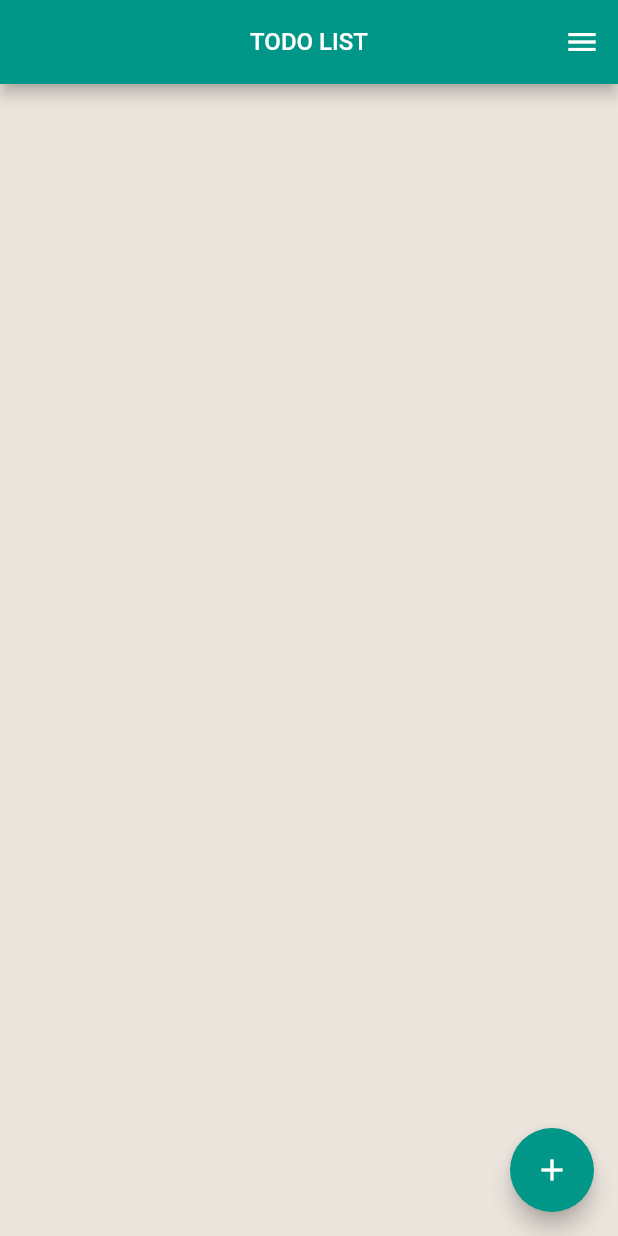
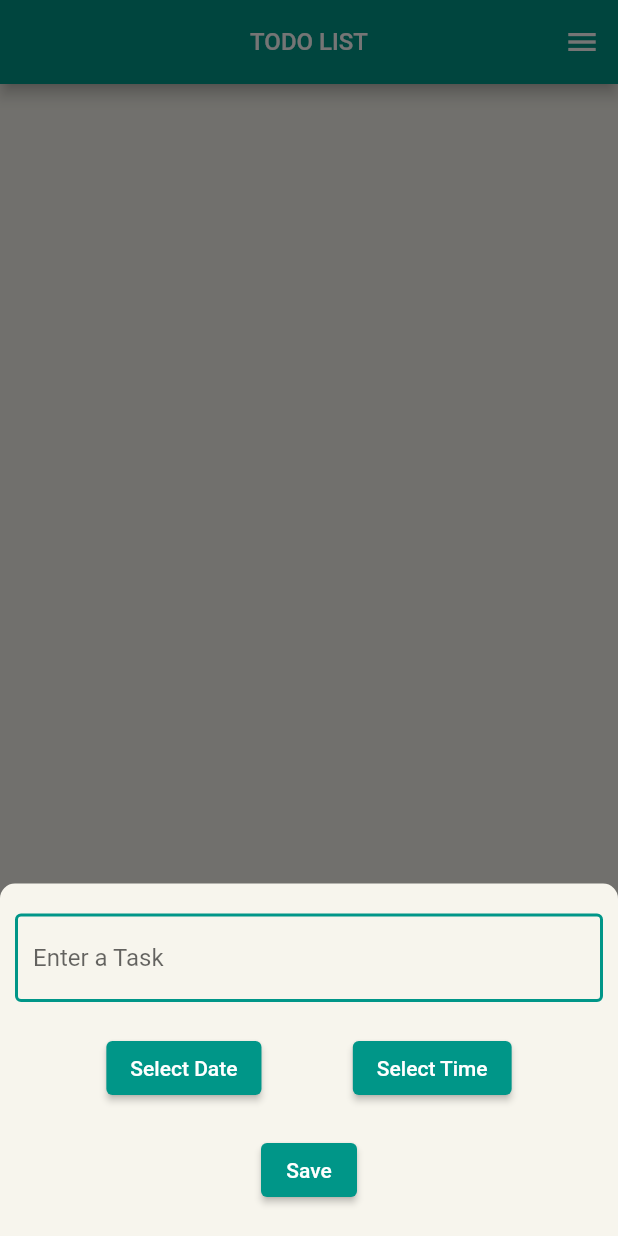
Before and after one commit to MuhammedAmjadK/to_do, a Flutter app: the screen it shows after launch, after a tap on the "add" icon, on a phone screen of 412 x 824 dp. Run offline on Flutter 3.47's test engine with Material 2 defaults, Android fonts, the phone set to English and light mode, and no system bars; drawn by our look-alikes of grouped_list.

Commit message:
UI part completed

```diff
--- /dev/null
+++ b/lib/Functions/create_todo.dart
@@ -0,0 +1,129 @@
+import 'package:flutter/material.dart';
+import 'package:intl/intl.dart';
+import 'package:to_do/Model/todo_item_model.dart';
+import 'package:to_do/Parameters/common_parameters.dart';
+
+createToDo(BuildContext context) {
+  final formKey = GlobalKey<FormState>();
+  TextEditingController _taskController = TextEditingController();
+  showModalBottomSheet(
+      context: context,
+      isScrollControlled: true,
+      backgroundColor: const Color(0xFFF7F5ED),
+      shape: const RoundedRectangleBorder(
+        borderRadius: BorderRadius.only(
+          topLeft: Radius.circular(10),
+          topRight: Radius.circular(10),
+        ),
+      ),
+      builder: (ctx) {
+        return StatefulBuilder(builder: (context, setState) {
+          return Padding(
+            padding: EdgeInsets.fromLTRB(
+                10, 20, 10, MediaQuery.of(context).viewInsets.bottom),
+            child: Form(
+              key: formKey,
+              child: Column(
+                mainAxisSize: MainAxisSize.min,
+                children: [
+                  TextFormField(
+                    controller: _taskController,
+                    onFieldSubmitted: (value) {
+                      formKey.currentState!.validate();
+                    },
+                    validator: (value) {
+                      return value!.trim().isNotEmpty
+                          ? null
+                          : 'Enter a task name';
+                    },
+                    decoration: const InputDecoration(
+                      hintText: "Enter a Task",
+                      enabledBorder: OutlineInputBorder(
+                        borderSide: BorderSide(
+                          color: Colors.teal,
+                          width: 2,
+                        ),
+                      ),
+                      focusedBorder: OutlineInputBorder(
+                        borderSide: BorderSide(
+                          color: Colors.teal,
+                          width: 2,
+                        ),
+                      ),
+                      errorBorder: OutlineInputBorder(
+                        borderSide: BorderSide(
+                          color: Colors.red,
+                          width: 2,
+                        ),
+                      ),
+                      focusedErrorBorder: OutlineInputBorder(
+                        borderSide: BorderSide(
+                          color: Colors.red,
+                          width: 2,
+                        ),
+                      ),
+                    ),
+                  ),
+                  const SizedBox(
+                    height: 20,
+                  ),
+                  Row(
+                    mainAxisAlignment: MainAxisAlignment.spaceEvenly,
+                    children: [
+                      ElevatedButton(
+                        onPressed: () async {
+                          selectedDate = await showDatePicker(
+                            context: context,
+                            initialDate: DateTime.now(),
+                            firstDate: DateTime.now(),
+                            lastDate: DateTime(2100),
+                          );
+                          setState(() {});
+                        },
+                        child: Text(selectedDate != null
+                            ? DateFormat('dd-MM-yyyy').format(selectedDate!)
+                            : "Select Date"),
+                      ),
+                      ElevatedButton(
+                        onPressed: () async {
+                          selectedTime = await showTimePicker(
+                              context: context, initialTime: TimeOfDay.now());
+
+                          setState(() {});
+                        },
+                        child: Text(selectedTime != null
+                            ? selectedTime!.format(context)
+                            : "Select Time"),
+                      ),
+                    ],
+                  ),
+                  const SizedBox(
+                    height: 20,
+                  ),
+                  ElevatedButton(
+                    onPressed: () {
+                      if (formKey.currentState!.validate()) {
+                        itemListNotifier.value.add(
+                          ToDoItem(
+                            date: selectedDate ?? DateTime.now(),
+                            time: selectedTime ?? TimeOfDay.now(),
+                            title: _taskController.text,
+                          ),
+                        );
+                        itemListNotifier.notifyListeners();
+
+                        Navigator.pop(ctx);
+                      }
+                    },
+                    child: const Text("Save"),
+                  ),
+                  const SizedBox(
+                    height: 20,
+                  ),
+                ],
+              ),
+            ),
+          );
+        });
+      });
+}
--- /dev/null
+++ b/lib/Model/todo_item_model.dart
@@ -0,0 +1,15 @@
+import 'package:flutter/material.dart';
+
+class ToDoItem {
+  final DateTime date;
+  final TimeOfDay time;
+  final String title;
+  bool isCompleted;
+
+  ToDoItem({
+    required this.date,
+    required this.time,
+    required this.title,
+    this.isCompleted = false,
+  });
+}
--- /dev/null
+++ b/lib/Parameters/common_parameters.dart
@@ -0,0 +1,7 @@
+import 'package:flutter/material.dart';
+import 'package:to_do/Model/todo_item_model.dart';
+
+DateTime? selectedDate;
+TimeOfDay? selectedTime;
+
+ValueNotifier<List<ToDoItem>> itemListNotifier = ValueNotifier([]);
--- /dev/null
+++ b/lib/Screens/home_screen.dart
@@ -0,0 +1,71 @@
+import 'package:flutter/material.dart';
+import 'package:grouped_list/grouped_list.dart';
+import 'package:intl/intl.dart';
+import 'package:to_do/Functions/create_todo.dart';
+import 'package:to_do/Model/todo_item_model.dart';
+import 'package:to_do/Parameters/common_parameters.dart';
+import 'package:to_do/Widgets/todo_item_widget.dart';
+
+class HomeScreen extends StatelessWidget {
+  const HomeScreen({Key? key}) : super(key: key);
+
+  @override
+  Widget build(BuildContext context) {
+    return Scaffold(
+      // backgroundColor: const Color(0xffece5dd),
+      backgroundColor: const Color(0xFFF7F5ED),
+      appBar: AppBar(
+        title: const Text(
+          "TODO LIST",
+          style: TextStyle(fontSize: 16),
+        ),
+        centerTitle: true,
+        actions: [
+          IconButton(
+            onPressed: () {},
+            icon: const Icon(Icons.menu),
+          )
+        ],
+      ),
+      body: ValueListenableBuilder(
+          valueListenable: itemListNotifier,
+          builder: (BuildContext context, List<ToDoItem> item, _) {
+            return GroupedListView<ToDoItem, String>(
+              padding: const EdgeInsets.all(6),
+              elements: itemListNotifier.value,
+              groupBy: (ToDoItem item) {
+                return DateFormat('MMM dd yyyy').format(item.date);
+              },
+              groupSeparatorBuilder: (String date) {
+                return Container(
+                  height: 30,
+                  alignment: Alignment.centerLeft,
+                  padding: const EdgeInsets.symmetric(horizontal: 16),
+                  child: Text(
+                    date.toUpperCase(),
+                    style: const TextStyle(
+                      color: Colors.blueGrey,
+                      fontWeight: FontWeight.bold,
+                    ),
+                  ),
+                );
+              },
+              itemBuilder: (BuildContext context, ToDoItem item) {
+                return TodoItemWidget(
+                  item: item,
+                );
+              },
+            );
+          }),
+
+      floatingActionButton: FloatingActionButton(
+        onPressed: () {
+          selectedDate = null;
+          selectedTime = null;
+          createToDo(context);
+        },
+        child: const Icon(Icons.add),
+      ),
+    );
+  }
+}
--- a/lib/main.dart
+++ b/lib/main.dart
@@ -1,4 +1,5 @@
 import 'package:flutter/material.dart';
+import 'package:to_do/Screens/home_screen.dart';
 
 void main() {
   runApp(const MyApp());
@@ -19,31 +20,3 @@ class MyApp extends StatelessWidget {
     );
   }
 }
-
-class HomeScreen extends StatelessWidget {
-  const HomeScreen({Key? key}) : super(key: key);
-
-  @override
-  Widget build(BuildContext context) {
-    return Scaffold(
-      backgroundColor: Color(0xffece5dd),
-      appBar: AppBar(
-        title: const Text(
-          "TODO LIST",
-          style: TextStyle(fontSize: 16),
-        ),
-        centerTitle: true,
-        actions: [
-          IconButton(
-            onPressed: () {},
-            icon: const Icon(Icons.menu),
-          )
-        ],
-      ),
-      floatingActionButton: FloatingActionButton(
-        onPressed: () {},
-        child: const Icon(Icons.add),
-      ),
-    );
-  }
-}
--- a/pubspec.yaml
+++ b/pubspec.yaml
@@ -34,6 +34,8 @@ dependencies:
   # The following adds the Cupertino Icons font to your application.
   # Use with the CupertinoIcons class for iOS style icons.
   cupertino_icons: ^1.0.2
+  intl: ^0.17.0
+  grouped_list: ^4.2.0
 
 dev_dependencies:
   flutter_test:
```
Also changed, not shown: lib/Widgets/todo_item_widget.dart (added, +52 -0 lines), pubspec.lock.
